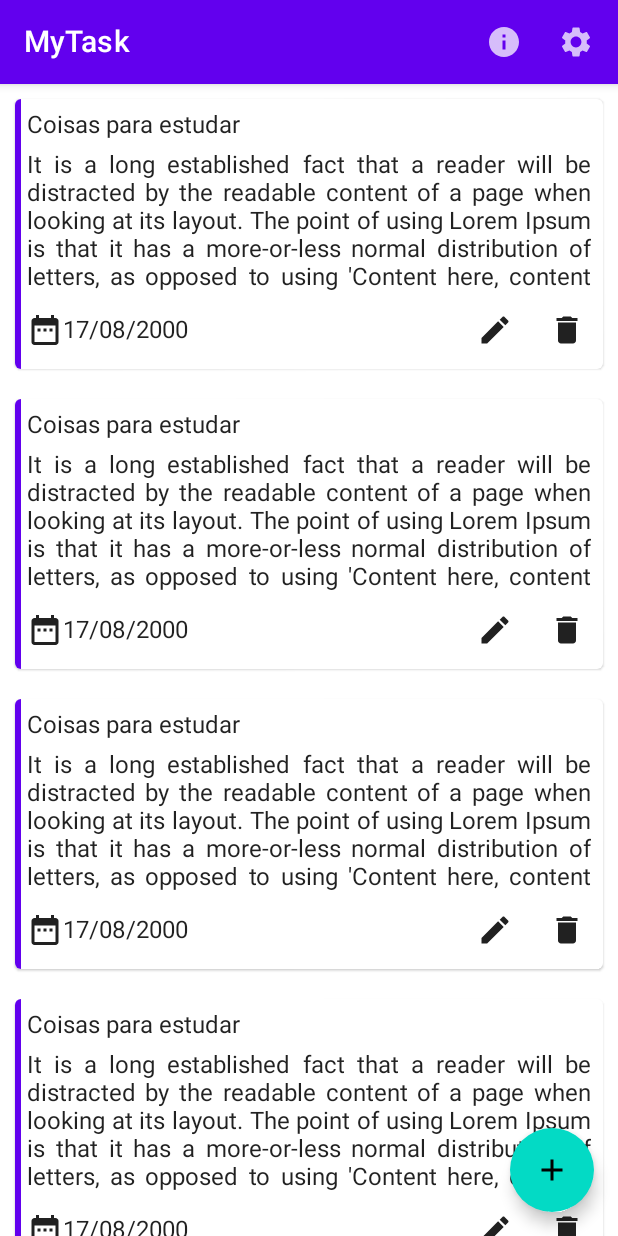
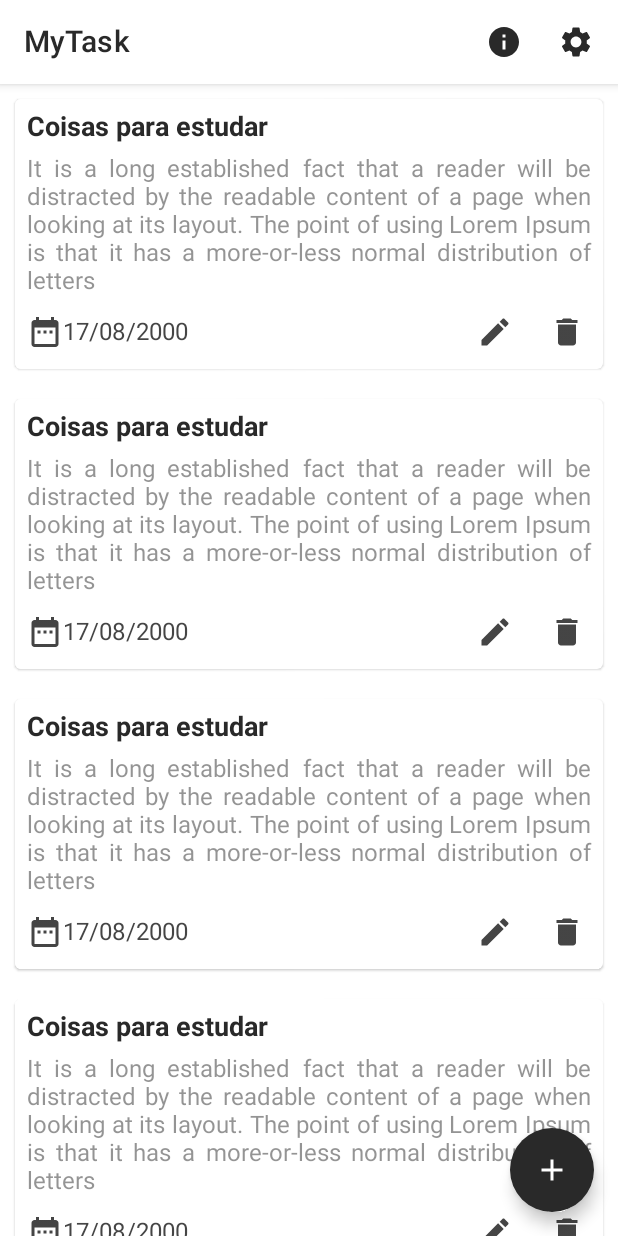
Before and after one commit to zLuCaS2K/MyTask, an Android app built with Jetpack Compose: the composable HomeScreen shown on its own in the app's theme, on a phone screen of 412 x 824 dp. Run offline under Robolectric (Android 15) with nearby library versions, the phone set to English and light mode, and no system bars.

Commit message:
Introduzindo Material Design no HomeScreen e seus componentes

```diff
--- a/app/src/main/java/com/zlucas2k/mytask/presentation/common/theme/Type.kt
+++ b/app/src/main/java/com/zlucas2k/mytask/presentation/common/theme/Type.kt
@@ -7,6 +7,11 @@ import androidx.compose.ui.text.font.FontWeight
 import androidx.compose.ui.unit.sp
 
 val Typography = Typography(
+    h1 = TextStyle(
+        fontFamily = FontFamily.Default,
+        fontWeight = FontWeight.Bold,
+        fontSize = 18.sp
+    ),
     body1 = TextStyle(
         fontFamily = FontFamily.Default,
         fontWeight = FontWeight.Normal,
--- a/app/src/main/java/com/zlucas2k/mytask/presentation/home/components/HomeAddFAB.kt
+++ b/app/src/main/java/com/zlucas2k/mytask/presentation/home/components/HomeAddFAB.kt
@@ -5,6 +5,7 @@ import androidx.compose.material.icons.Icons
 import androidx.compose.material.icons.filled.Add
 import androidx.compose.material.FloatingActionButton
 import androidx.compose.material.Icon
+import androidx.compose.material.MaterialTheme
 import androidx.compose.runtime.Composable
 import androidx.compose.ui.tooling.preview.Preview
 import com.zlucas2k.mytask.presentation.common.theme.MyTaskTheme
@@ -12,7 +13,11 @@ import com.zlucas2k.mytask.presentation.common.theme.MyTaskTheme
 @Composable
 fun HomeAddFAB(onClick: () -> Unit) {
     FloatingActionButton(onClick = onClick) {
-        Icon(imageVector = Icons.Default.Add, contentDescription = null)
+        Icon(
+            imageVector = Icons.Default.Add,
+            contentDescription = null,
+            tint = MaterialTheme.colors.onSecondary
+        )
     }
 }
 
--- a/app/src/main/java/com/zlucas2k/mytask/presentation/home/components/HomeTaskCard.kt
+++ b/app/src/main/java/com/zlucas2k/mytask/presentation/home/components/HomeTaskCard.kt
@@ -40,14 +40,19 @@ fun HomeTaskCard() {
             ) {
                 Text(
                     text = "Coisas para estudar",
+                    style = MaterialTheme.typography.h1,
+                    color = MaterialTheme.colors.onBackground,
                     modifier = Modifier.padding(start = 8.dp, top = 8.dp)
                 )
 
                 Text(
-                    text = "It is a long established fact that a reader will be distracted by the readable content of a page when looking at its layout. The point of using Lorem Ipsum is that it has a more-or-less normal distribution of letters, as opposed to using 'Content here, content here', making it look like readable English. Many desktop publishing packages and web page editors now use Lorem Ipsum as their default model text, and a search for 'lorem ipsum' will uncover many web sites still in their infancy. Various versions have evolved over the years, sometimes by accident, sometimes on purpose (injected humour and the like).\n" +
-                            "\n",
+                    text = "It is a long established fact that a reader will be distracted by the " +
+                            "readable content of a page when looking at its layout. The point of using" +
+                            " Lorem Ipsum is that it has a more-or-less normal distribution of letters",
+                    style = MaterialTheme.typography.body1,
+                    color = MaterialTheme.colors.onBackground.copy(alpha = 0.5f),
+                    maxLines = 5,
                     textAlign = TextAlign.Justify,
-                    maxLines = 5,
                     modifier = Modifier.padding(start = 8.dp, top = 8.dp, end = 8.dp)
                 )
 
--- a/app/src/main/java/com/zlucas2k/mytask/presentation/home/components/HomeTopAppBar.kt
+++ b/app/src/main/java/com/zlucas2k/mytask/presentation/home/components/HomeTopAppBar.kt
@@ -1,10 +1,7 @@
 package com.zlucas2k.mytask.presentation.home.components
 
 import android.content.res.Configuration
-import androidx.compose.material.Icon
-import androidx.compose.material.IconButton
-import androidx.compose.material.Text
-import androidx.compose.material.TopAppBar
+import androidx.compose.material.*
 import androidx.compose.material.icons.Icons
 import androidx.compose.material.icons.filled.Info
 import androidx.compose.material.icons.filled.Settings
@@ -21,15 +18,26 @@ fun HomeTopAppBar(
 ) {
     TopAppBar(
         title = {
-            Text(text = stringResource(id = R.string.app_name))
+            Text(
+                text = stringResource(id = R.string.app_name),
+                color = MaterialTheme.colors.onPrimary
+            )
         },
         actions = {
             IconButton(onClick = onClickAbout) {
-                Icon(imageVector = Icons.Default.Info, contentDescription = null)
+                Icon(
+                    imageVector = Icons.Default.Info,
+                    contentDescription = null,
+                    tint = MaterialTheme.colors.onPrimary
+                )
             }
 
             IconButton(onClick = onClickSettings) {
-                Icon(imageVector = Icons.Default.Settings, contentDescription = null)
+                Icon(
+                    imageVector = Icons.Default.Settings,
+                    contentDescription = null,
+                    tint = MaterialTheme.colors.onPrimary
+                )
             }
         }
     )
```
Also changed, not shown: app/src/main/java/com/zlucas2k/mytask/presentation/common/theme/Color.kt (+9 -0 lines), app/src/main/java/com/zlucas2k/mytask/presentation/common/theme/Theme.kt (+16 -8 lines).
